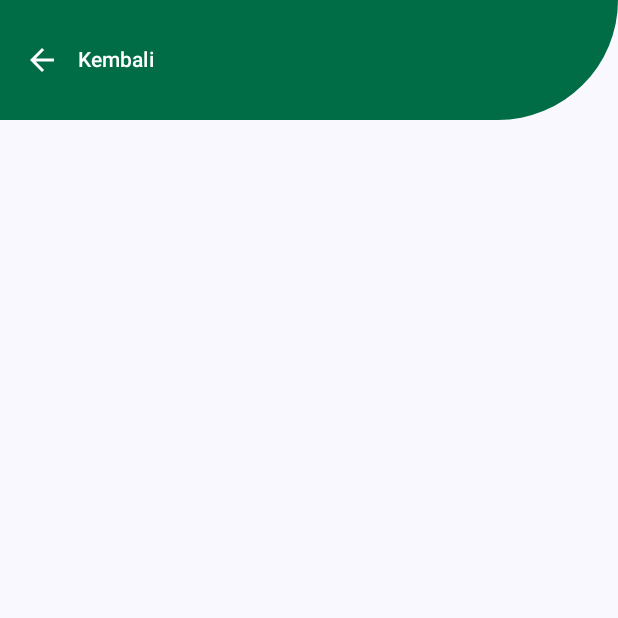
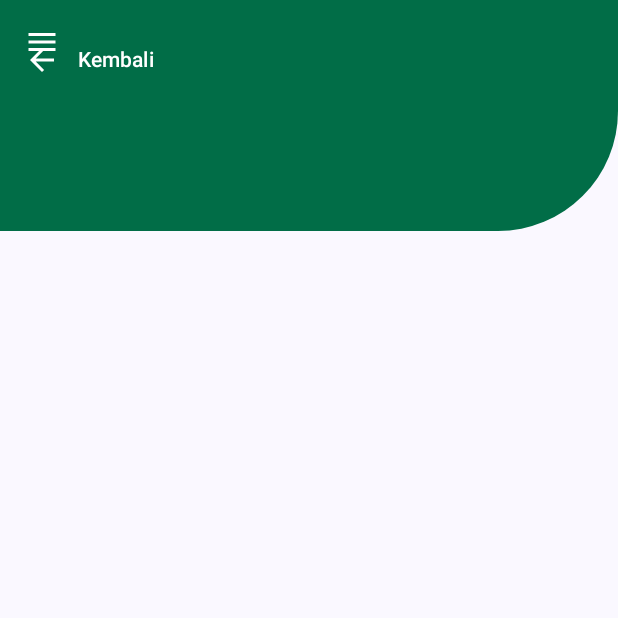
Before and after one commit to YusvanTriAtmojo/-UcpRoomDatabase_0082, an Android app built with Jetpack Compose: the composable TopAppBar called with empty values, on a phone screen of 412 x 824 dp, the top half of it. Run offline under Robolectric (Android 15) with nearby library versions, the phone set to English and light mode, and no system bars.

Commit message:
Menambahkan Icon dalam pengkondisian, judul, dan subjudul

```diff
--- a/app/src/main/java/com/example/ucp2/ui/customwidget/TopAppBar.kt
+++ b/app/src/main/java/com/example/ucp2/ui/customwidget/TopAppBar.kt
@@ -1,7 +1,9 @@
 package com.example.ucp2.ui.customwidget
 
 import androidx.compose.foundation.background
+import androidx.compose.foundation.layout.Arrangement
 import androidx.compose.foundation.layout.Box
+import androidx.compose.foundation.layout.Column
 import androidx.compose.foundation.layout.Row
 import androidx.compose.foundation.layout.Spacer
 import androidx.compose.foundation.layout.fillMaxWidth
@@ -9,6 +11,7 @@ import androidx.compose.foundation.layout.padding
 import androidx.compose.foundation.shape.RoundedCornerShape
 import androidx.compose.material.icons.Icons
 import androidx.compose.material.icons.automirrored.filled.ArrowBack
+import androidx.compose.material.icons.filled.Menu
 import androidx.compose.material3.ButtonDefaults
 import androidx.compose.material3.Icon
 import androidx.compose.material3.Text
@@ -17,7 +20,9 @@ import androidx.compose.runtime.Composable
 import androidx.compose.ui.Alignment
 import androidx.compose.ui.Modifier
 import androidx.compose.ui.graphics.Color
+import androidx.compose.ui.text.font.FontWeight
 import androidx.compose.ui.unit.dp
+import androidx.compose.ui.unit.sp
 
 @Composable
 fun TopAppBar(
@@ -57,5 +62,35 @@ fun TopAppBar(
                 Spacer(modifier = Modifier.weight(2f))
             }
         }
+        Row(
+            modifier = Modifier.fillMaxWidth(),
+            horizontalArrangement = Arrangement.Start
+        ) {
+            Column (
+                modifier = Modifier.weight(1f)
+            ) {
+                if (showIcon) {
+                    Icon(
+                        imageVector = Icons.Filled.Menu,
+                        contentDescription = "",
+                        tint = Color.White,
+                        modifier = Modifier
+                    )
+                }
+                Text(
+                    modifier = Modifier.padding(top = 50.dp),
+                    text = judul,
+                    fontSize = 25.sp,
+                    color = Color.White,
+                    fontWeight = FontWeight.Bold,
+                )
+                Text(
+                    text = subjudul,
+                    fontSize = 15.sp,
+                    color = Color.White,
+                    fontWeight = FontWeight.Normal,
+                )
+            }
+        }
     }
 }
```
